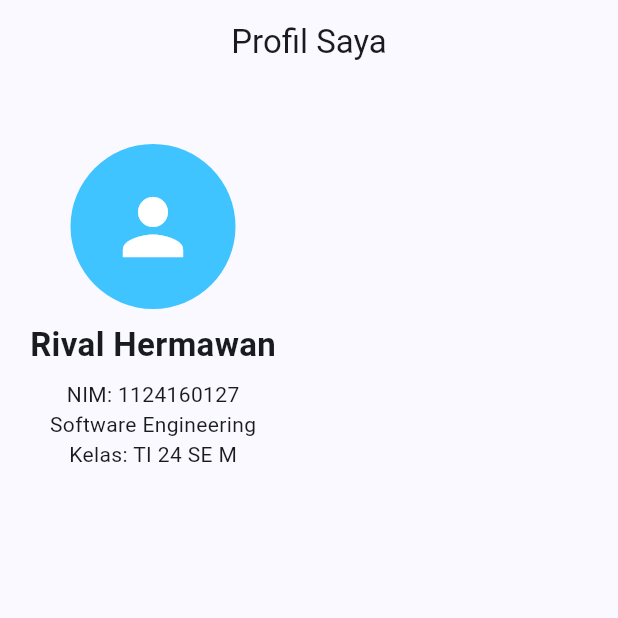
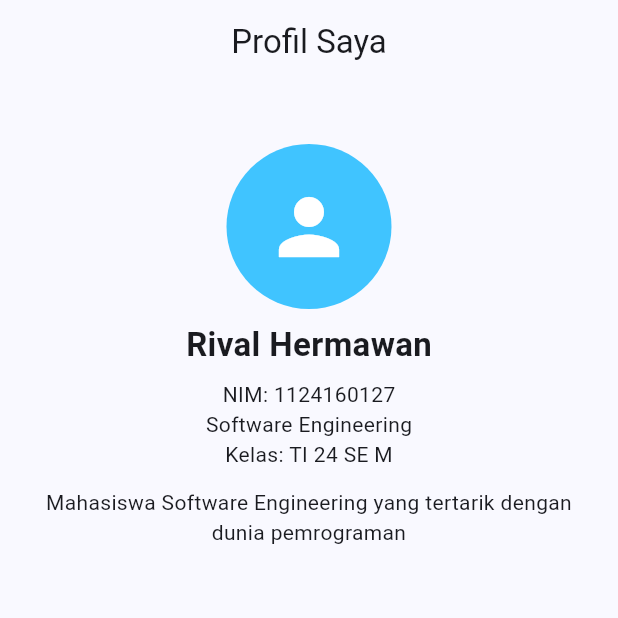
Before and after one commit to Paulothejungle/uts_aplikasi_mobile, a Flutter app: the screen it shows after launch, on a phone screen of 412 x 824 dp, the top half of it. Run offline on Flutter 3.47's test engine with Material 3 defaults, Android fonts, the phone set to English and light mode, and no system bars.

Commit message:
create:bio

```diff
--- a/lib/main.dart
+++ b/lib/main.dart
@@ -51,7 +51,7 @@ class MyInfoRow extends StatelessWidget {
 
                 SizedBox(height: 8),
 
-                // my full name
+                // My full name
                 Text(
                   'Rival Hermawan',
                   style: TextStyle(
@@ -62,12 +62,18 @@ class MyInfoRow extends StatelessWidget {
 
                 SizedBox(height: 8),
 
-                // student identity
+                // Student identity
                 Text('NIM: 1124160127'),
                 Text('Software Engineering'),
                 Text('Kelas: TI 24 SE M'),
 
                 SizedBox(height: 12),
+
+                // Bio
+                Text(
+                  'Mahasiswa Software Engineering yang tertarik dengan dunia pemrograman',
+                  textAlign: TextAlign.center,
+                ),
               ],
             )
         ),
```
